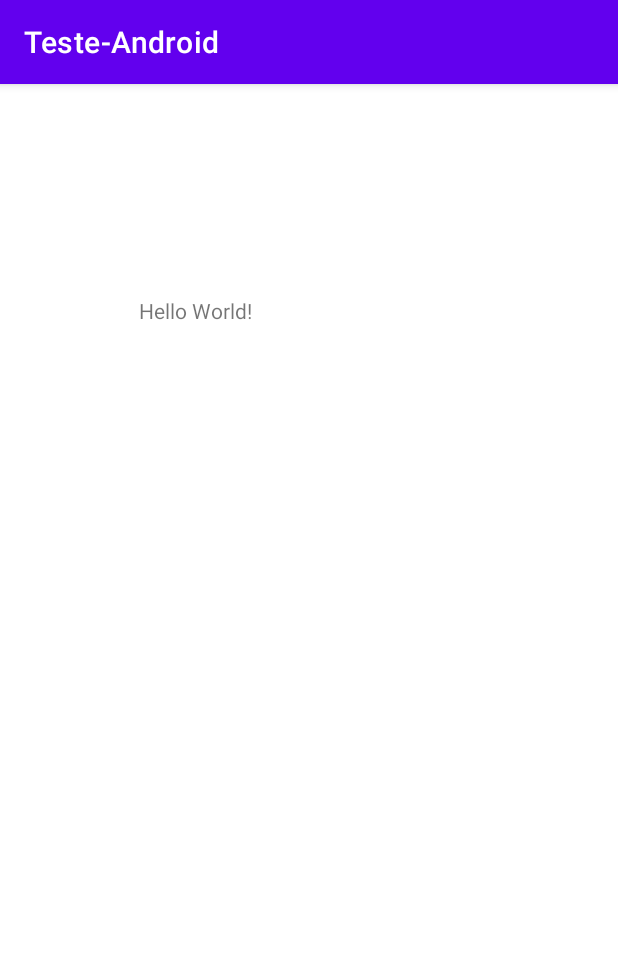
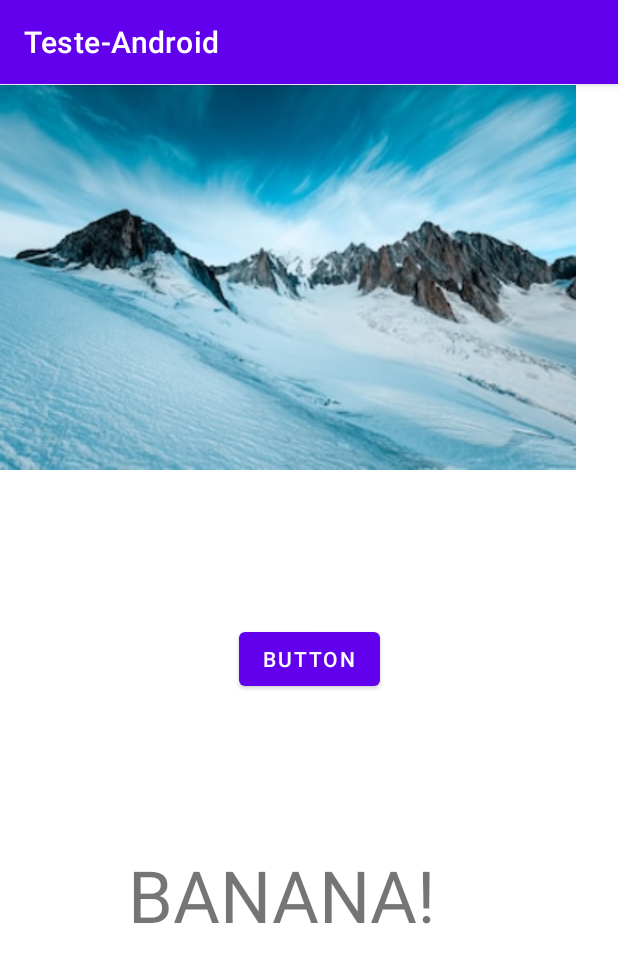
Before and after one commit to Rick512P/EquidEsports, an Android app: the screen it shows after launch (MainActivity), on a phone screen of 412 x 824 dp. Shown: the top 963 px of the screen. Run offline under Robolectric (Android 15) with nearby library versions, the phone set to English and light mode, and no system bars.

Commit message:
Update activity_main.xml

```diff
--- a/app/src/main/res/layout/activity_main.xml
+++ b/app/src/main/res/layout/activity_main.xml
@@ -7,14 +7,35 @@
     tools:context=".MainActivity">
 
     <TextView
+        android:id="@+id/textView"
+        android:layout_width="221dp"
+        android:layout_height="65dp"
+        android:text="BANANA!"
+        android:textSize="48sp"
+        app:layout_constraintBottom_toBottomOf="parent"
+        app:layout_constraintEnd_toEndOf="parent"
+        app:layout_constraintHorizontal_bias="0.447"
+        app:layout_constraintStart_toStartOf="parent"
+        app:layout_constraintTop_toTopOf="parent"
+        app:layout_constraintVertical_bias="0.723" />
+
+    <ImageView
+        android:id="@+id/imageView"
+        android:layout_width="384dp"
+        android:layout_height="258dp"
+        app:srcCompat="@drawable/perfil"
+        tools:layout_editor_absoluteX="11dp"
+        tools:layout_editor_absoluteY="76dp" />
+
+    <Button
+        android:id="@+id/button"
         android:layout_width="wrap_content"
         android:layout_height="wrap_content"
-        android:text="Hello World!"
-        app:layout_constraintBottom_toBottomOf="parent"
+        android:text="Button"
+        app:layout_constraintBottom_toTopOf="@+id/textView"
         app:layout_constraintEnd_toEndOf="parent"
-        app:layout_constraintHorizontal_bias="0.275"
+        app:layout_constraintHorizontal_bias="0.5"
         app:layout_constraintStart_toStartOf="parent"
-        app:layout_constraintTop_toTopOf="parent"
-        app:layout_constraintVertical_bias="0.189" />
+        app:layout_constraintTop_toBottomOf="@+id/imageView" />
 
 </androidx.constraintlayout.widget.ConstraintLayout>
```
